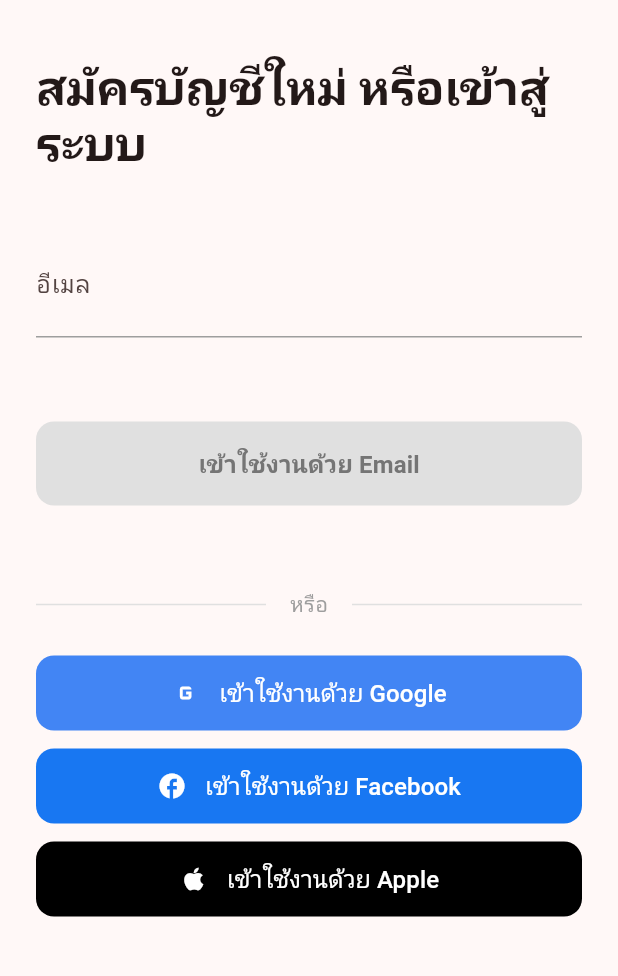
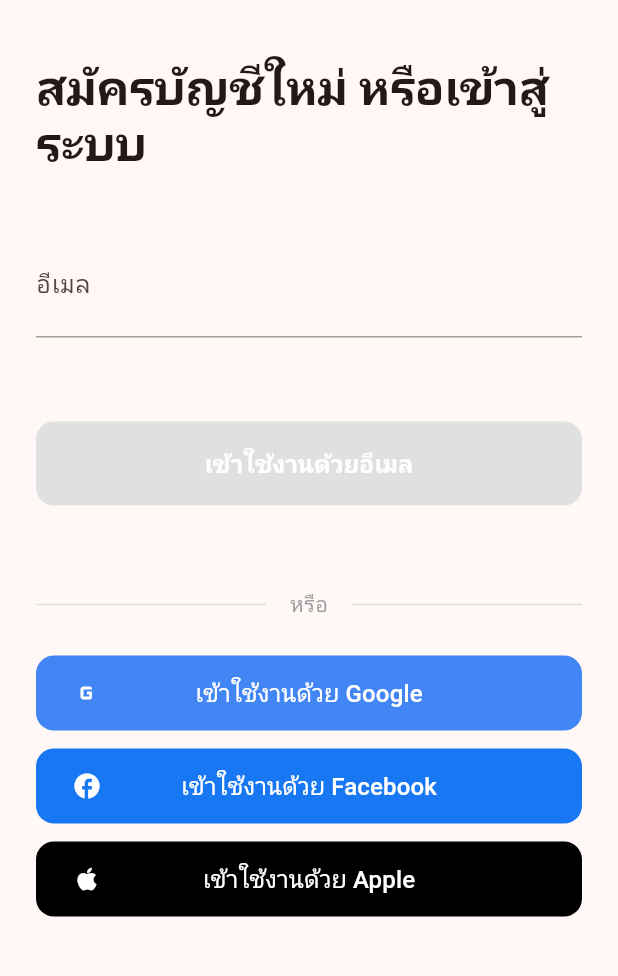
Before and after one commit to ARTTTT-TTTT/local-community-marketplace, a Flutter app: the _LoginScreenContent screen opened directly, on a phone screen of 412 x 824 dp, the part 222-1198 px from its top. Run offline on Flutter 3.47's test engine with Material 3 defaults, Android fonts, the phone set to English and light mode, and no system bars; our stand-ins replace cloud_firestore, firebase_auth, firebase_core, flutter_dotenv, image_picker, logger and 1 more; accounts and stored records are empty; project files that could hold a hidden picture were left out.

Commit message:
fix: update social button layout and confirm button text for consistency

```diff
--- a/mobile/lib/features/auth/screens/login_screen.dart
+++ b/mobile/lib/features/auth/screens/login_screen.dart
@@ -144,11 +144,13 @@
         elevation: 0,
         shape: RoundedRectangleBorder(borderRadius: BorderRadius.circular(12)),
       ),
-      child: Row(
-        mainAxisAlignment: MainAxisAlignment.center,
+      child: Stack(
+        alignment: Alignment.center,
         children: [
-          Icon(icon, size: 20, color: textColor),
-          const SizedBox(width: 12),
+          Row(
+            mainAxisAlignment: MainAxisAlignment.start,
+            children: [Icon(icon, size: 20, color: textColor)],
+          ),
           Text(
             text,
             style: TextStyle(
--- a/mobile/lib/features/auth/widgets/confirm_button.dart
+++ b/mobile/lib/features/auth/widgets/confirm_button.dart
@@ -1,3 +1,4 @@
+import 'package:community_marketplace/shared/theme/color_schemas.dart';
 import 'package:flutter/material.dart';
 
 class ConfirmButton extends StatelessWidget {
@@ -30,19 +31,23 @@
         style: ElevatedButton.styleFrom(
           backgroundColor:
               backgroundColor ??
-              (isEnabled ? Colors.black : Colors.grey.shade300),
-          foregroundColor:
-              textColor ?? (isEnabled ? Colors.white : Colors.grey.shade600),
+              (isEnabled ? AppColors.primary : Colors.grey.shade300),
+          // foregroundColor:
+          //     textColor ?? (isEnabled ? Colors.white : Colors.grey.shade600),
           shape: RoundedRectangleBorder(
             borderRadius: BorderRadius.circular(12),
           ),
           elevation: 0,
           disabledBackgroundColor: Colors.grey.shade300,
-          disabledForegroundColor: Colors.grey.shade600,
+          // disabledForegroundColor: Colors.grey.shade600,
         ),
         child: Text(
           text,
-          style: const TextStyle(fontSize: 16, fontWeight: FontWeight.w600),
+          style: const TextStyle(
+            fontSize: 16,
+            fontWeight: FontWeight.w600,
+            color: AppColors.textWhite,
+          ),
         ),
       ),
     );
--- a/mobile/lib/features/auth/widgets/login_form.dart
+++ b/mobile/lib/features/auth/widgets/login_form.dart
@@ -137,6 +137,7 @@
             _buildPasswordField(provider),
             const SizedBox(height: 16),
           ],
+
           SizedBox(height: provider.showPasswordField ? 16 : 32),
           _buildActionButton(context, provider),
           const SizedBox(height: 16),
@@ -189,7 +190,7 @@
   Widget _buildActionButton(BuildContext context, LoginProvider provider) {
     if (!provider.emailChecked) {
       return ConfirmButton(
-        text: provider.isLoading ? 'กำลังตรวจสอบ...' : 'เข้าใช้งานด้วย Email',
+        text: provider.isLoading ? 'กำลังตรวจสอบ...' : 'เข้าใช้งานด้วยอีเมล',
         onPressed: provider.canCheckEmail
             ? () => _handleEmailCheck(context, provider)
             : () {},
--- a/mobile/lib/features/presentation/data/onboarding_data.dart
+++ b/mobile/lib/features/presentation/data/onboarding_data.dart
@@ -1,5 +1,5 @@
+import 'package:community_marketplace/features/presentation/models/onboarding_model.dart';
 import 'package:flutter/material.dart';
-import 'package:community_marketplace/features/presentation/models/onboarding_model.dart';
 
 final List<OnboardingModel> onboardingData = [
   OnboardingModel(
```
